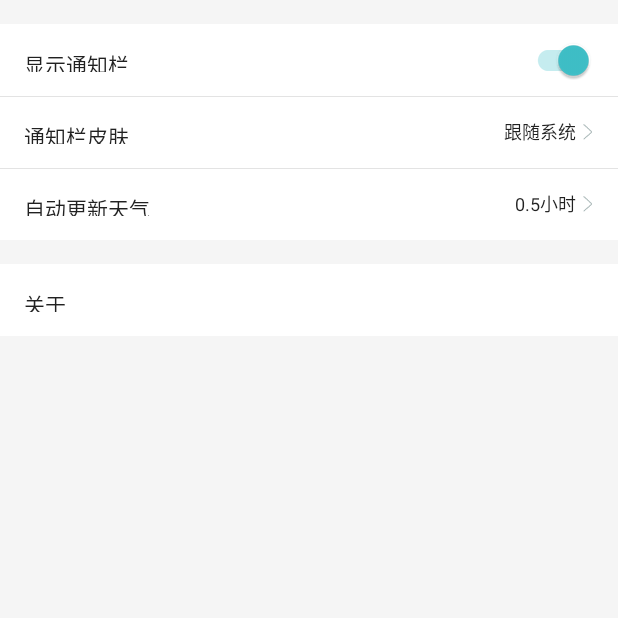
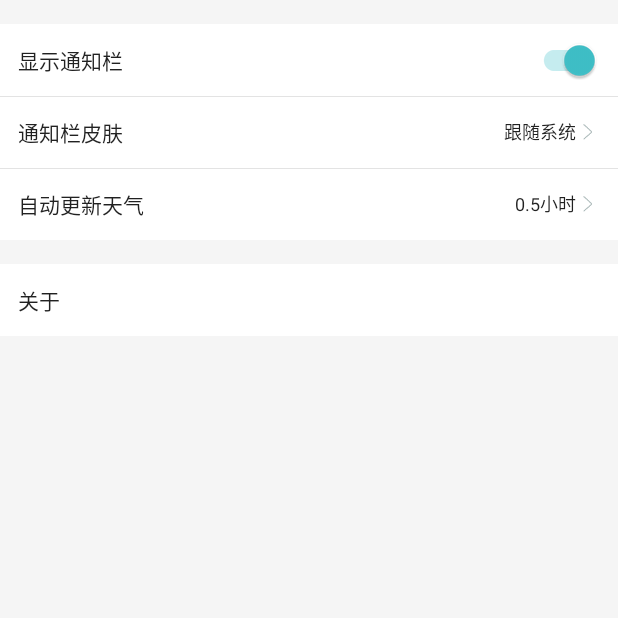
Before and after one commit to SilenceDut/KnowWeather, an Android app: the fragment UserFragment shown on its own in the app's theme, on a phone screen of 412 x 824 dp, the top half of it. Run offline under Robolectric (Android 15) with nearby library versions, the phone set to English and light mode, and no system bars; our stand-ins replace ButterKnife; libraries missing offline, so code that uses them is left out: com.facebook.stetho, com.squareup.leakcanary, com.tencent.bugly, uk.co.chrisjenx; 1 statement that could not run was skipped.

Commit message:
fix padding cover

```diff
--- a/app/src/main/res/values/styles.xml
+++ b/app/src/main/res/values/styles.xml
@@ -90,7 +90,7 @@
 
     <style name="SettingTextStyle">
         <item name="android:clickable">true</item>
-        <item name="android:padding">@dimen/common_dimen_big</item>
+        <item name="android:padding">@dimen/common_dimen_mid</item>
         <item name="android:layout_width">match_parent</item>
         <item name="android:layout_height">@dimen/setting_text_height</item>
         <item name="android:background">?selectableItemBackground</item>
```
